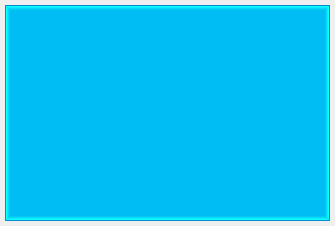
The window that RfidCabinet/RfidCell/rfidarea.ui (birdman1992/RfidCabinet) describes before a commit, drawn with Qt 5.
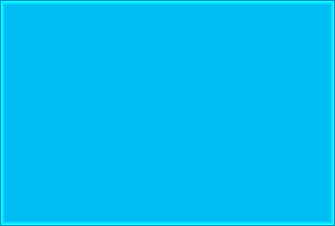
The same window after the commit.

What changed in the file:
```diff
--- a/RfidCabinet/RfidCell/rfidarea.ui
+++ b/RfidCabinet/RfidCell/rfidarea.ui
@@ -21,16 +21,16 @@
     <number>0</number>
    </property>
    <property name="leftMargin">
-    <number>5</number>
+    <number>0</number>
    </property>
    <property name="topMargin">
-    <number>5</number>
+    <number>0</number>
    </property>
    <property name="rightMargin">
-    <number>5</number>
+    <number>0</number>
    </property>
    <property name="bottomMargin">
-    <number>5</number>
+    <number>0</number>
    </property>
    <item>
     <widget class="QLabel" name="infoLab">
```
